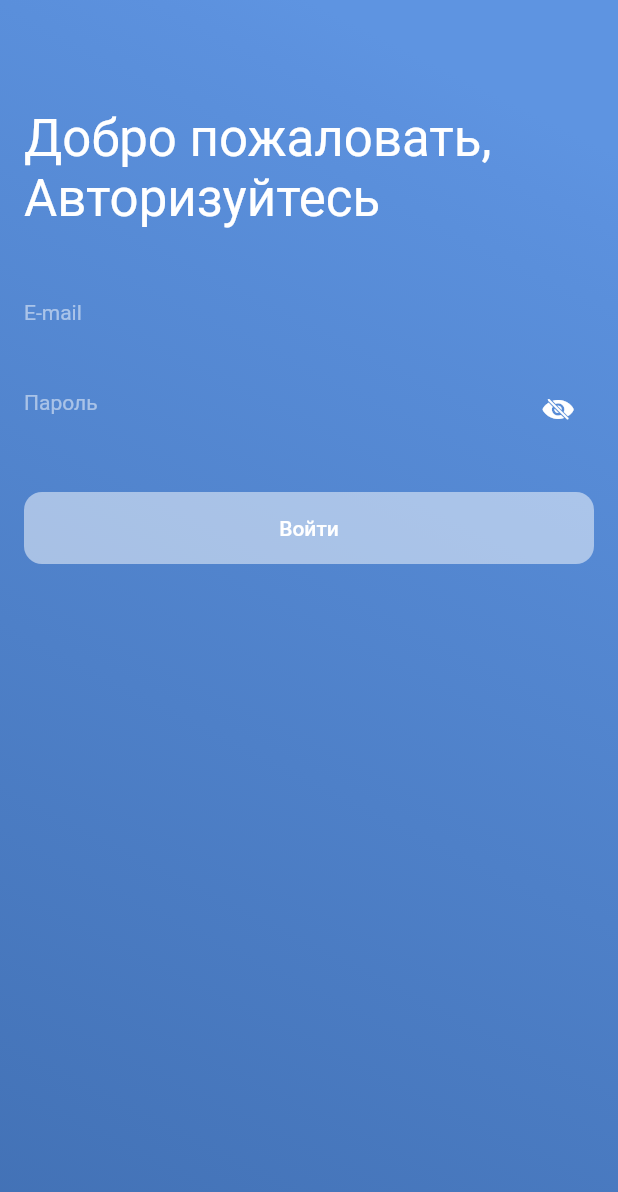
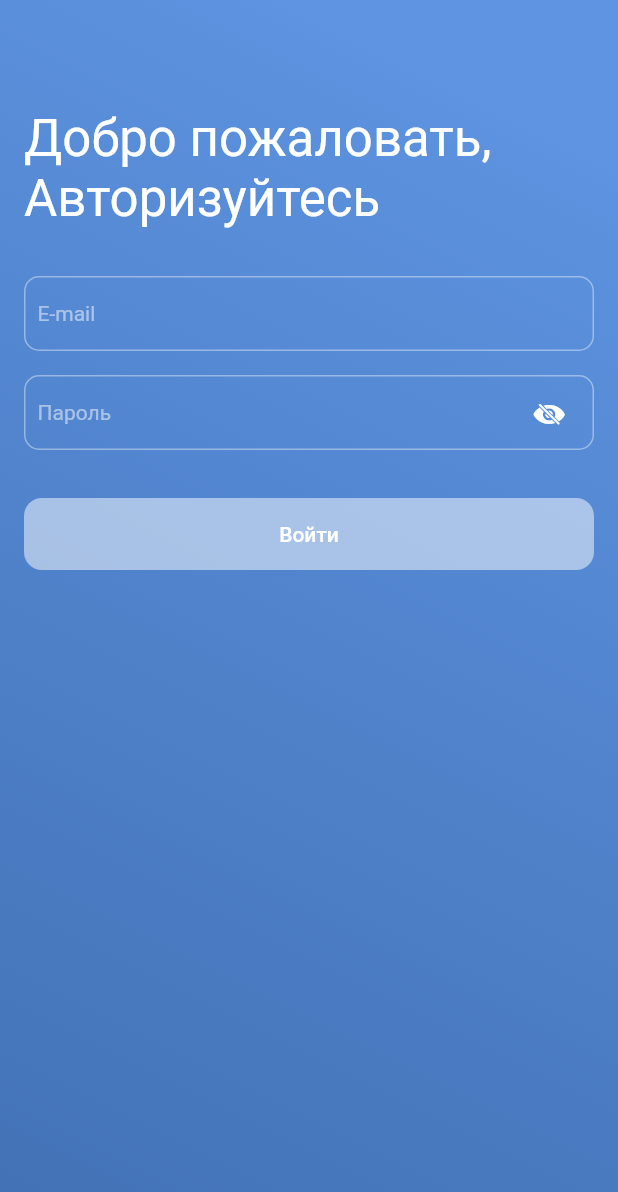
Before and after one commit to SanzharM/yoko_test, a Flutter app: the screen it shows after launch, on a phone screen of 412 x 824 dp. Shown: the top 1192 px of the screen. Run offline on Flutter 3.47's test engine with Material 2 defaults, Android fonts, the phone set to English and light mode, and no system bars.

Commit message:
login screen ui updated

```diff
--- a/lib/main/presentation/screens/authorization/login_screen.dart
+++ b/lib/main/presentation/screens/authorization/login_screen.dart
@@ -24,6 +24,7 @@ class _LoginScreenState extends State<LoginScreen> {
     return GestureDetector(
       onTap: FocusScope.of(context).hasFocus ? () => FocusScope.of(context).unfocus() : null,
       child: Scaffold(
+        resizeToAvoidBottomInset: false,
         body: Container(
           padding: const EdgeInsets.all(AppConstraints.padding),
           width: double.maxFinite,
@@ -45,9 +46,12 @@ class _LoginScreenState extends State<LoginScreen> {
             crossAxisAlignment: CrossAxisAlignment.start,
             children: [
               SizedBox(height: AppBar().preferredSize.height),
-              Text(
-                'Добро пожаловать,\nАвторизуйтесь',
-                style: Theme.of(context).textTheme.headlineMedium?.apply(color: AppColors.white),
+              Padding(
+                padding: const EdgeInsets.only(right: AppConstraints.padding * 2),
+                child: Text(
+                  'Добро пожаловать,\nАвторизуйтесь',
+                  style: Theme.of(context).textTheme.headlineMedium?.apply(color: AppColors.white),
+                ),
               ),
               const SizedBox(height: AppConstraints.padding * 2),
               AppTextField(
--- a/lib/main/presentation/widgets/app_text_field.dart
+++ b/lib/main/presentation/widgets/app_text_field.dart
@@ -60,7 +60,19 @@ class _AppTextFieldState extends State<AppTextField> {
 
   @override
   Widget build(BuildContext context) {
-    return TextFormField(
+    return Stack(
+      alignment: Alignment.centerLeft,
+      children: [
+        Container(
+          padding: const EdgeInsets.symmetric(horizontal: 8.0),
+          decoration: BoxDecoration(
+            borderRadius: AppConstraints.borderRadius,
+            border: Border.all(
+              color: AppColors.white.withOpacity(0.4),
+              width: 1.0,
+            ),
+          ),
+          child: TextFormField(
             controller: controller,
             onChanged: widget.onChanged,
             onTap: widget.onTap,
@@ -89,8 +101,19 @@ class _AppTextFieldState extends State<AppTextField> {
               errorBorder: InputBorder.none,
               prefix: widget.prefix,
               prefixIcon: widget.prefixIcon,
-        suffixIcon: widget.icon,
+              fillColor: AppColors.secondary,
             ),
+          ),
+        ),
+        if (widget.icon != null)
+          Padding(
+            padding: const EdgeInsets.only(right: 8.0),
+            child: Align(
+              alignment: Alignment.centerRight,
+              child: widget.icon!,
+            ),
+          ),
+      ],
     );
   }
 
```
Also changed, not shown: 1 other file. Lines whose indentation alone changed are shown as unchanged.
